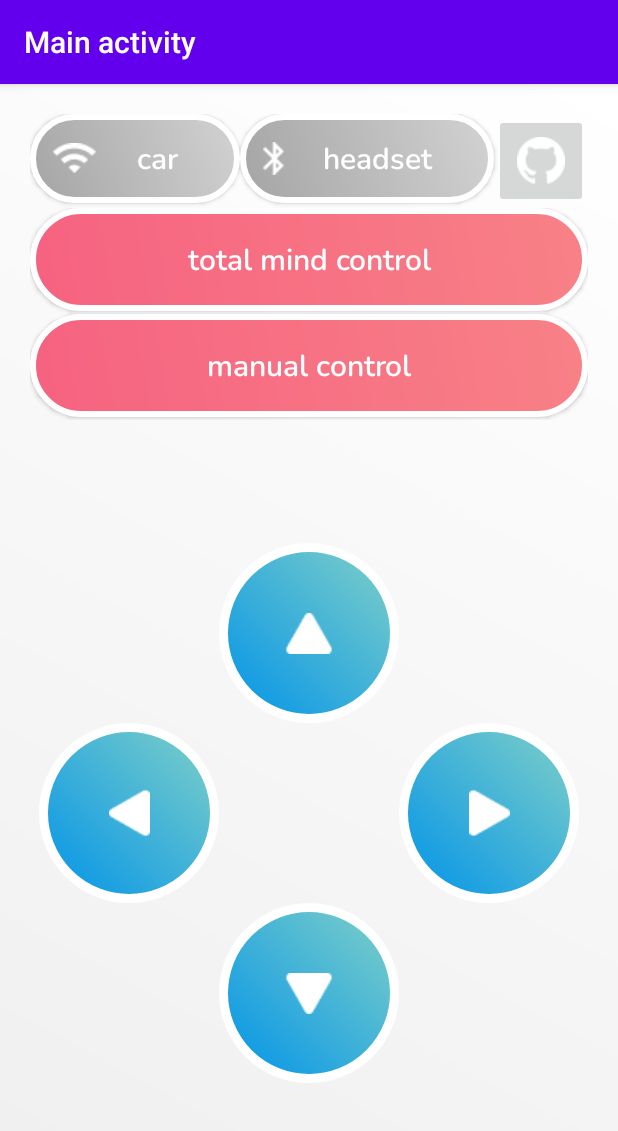
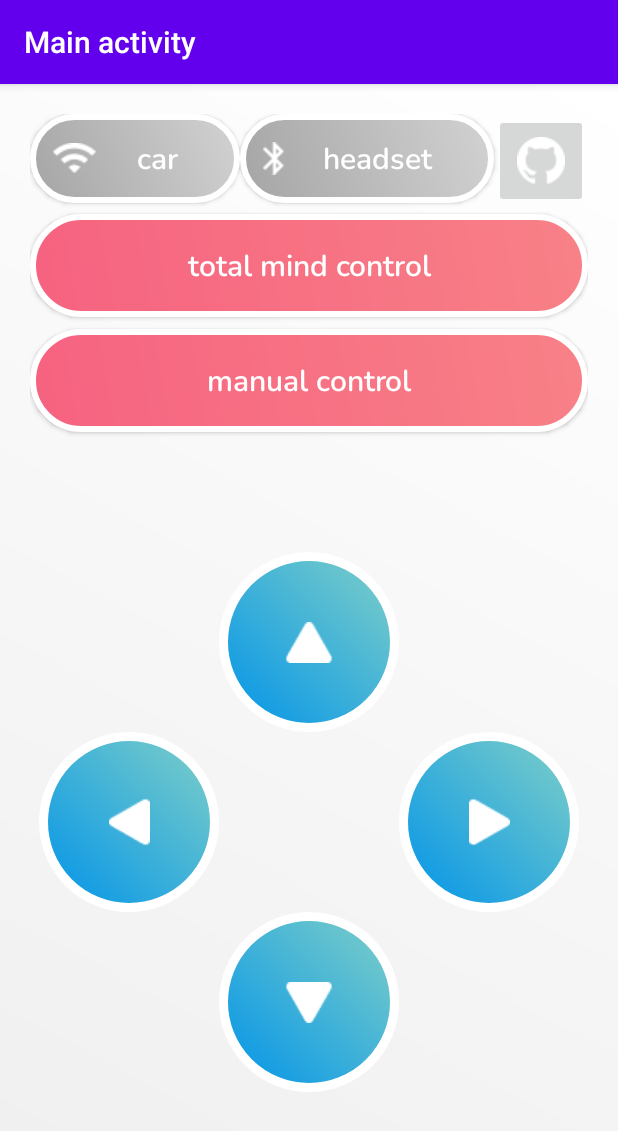
Before and after one commit to matekd/group-08, an Android app: the screen it shows after launch (MainActivity), on a phone screen of 412 x 824 dp. Shown: the top 1131 px of the screen. Run offline under Robolectric (Android 15) with nearby library versions, the phone set to English and light mode, and no system bars; libraries missing offline, so code that uses them is left out: com.neurosky.connection; 1 statement that could not run was skipped.

Commit message:
More padding added to switch buttons for better UI usability.

```diff
--- a/app/app/src/main/res/values/styles.xml
+++ b/app/app/src/main/res/values/styles.xml
@@ -54,7 +54,8 @@
         <item name="android:background">@drawable/bg_switchbtn</item>
         <item name="android:paddingTop">20dp</item>
         <item name="android:paddingBottom">20dp</item>
-        <item name="android:layout_marginBottom">2dp</item>
+        <item name="android:layout_marginBottom">4dp</item>
+        <item name="android:layout_marginTop">4dp</item>
     </style>
 
     <!-- Control buttons in content_controls.xml -->
```
